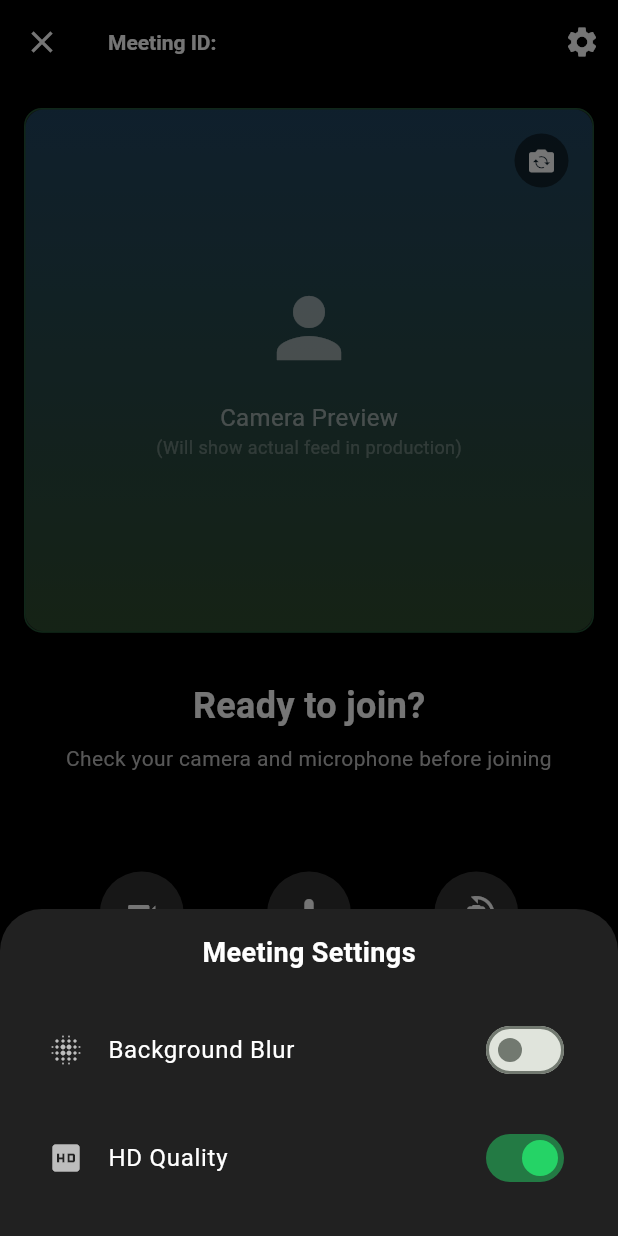
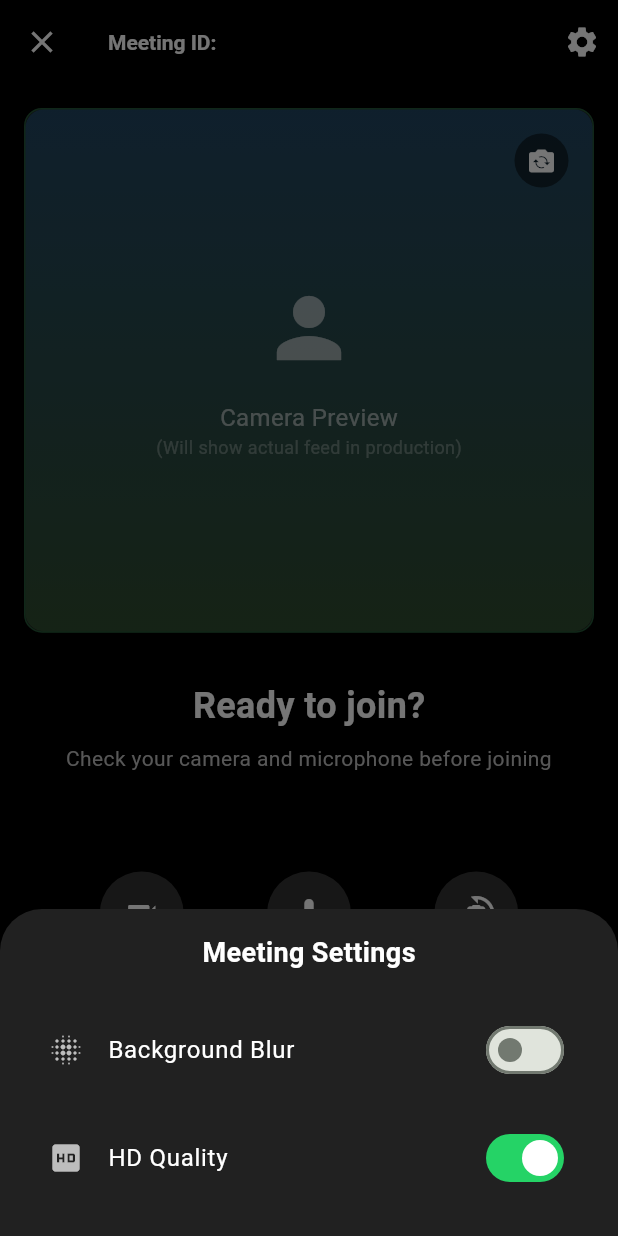
Before and after one commit to ZheGuangZeng/whatsapp-clone, a Flutter app: the MeetingLobbyPage screen opened directly with empty values, after a tap on the "settings" icon, on a phone screen of 412 x 824 dp. Run offline on Flutter 3.47's test engine with Material 3 defaults, Android fonts, the phone set to English and light mode, and no system bars; our stand-ins replace equatable, flutter_dotenv, flutter_riverpod, flutter_secure_storage, go_router, permission_handler and 2 more; accounts and stored records are empty; generated files the repository leaves out were written again.

Commit message:
Issue #21: Major lint warning reduction - 256→224 issues fixed
✅ High-Impact Fixes Applied:
- Removed unused methods (_getBoolEnvVar, _getIntEnvVar) from config
- Fixed deprecated activeColor → activeTrackColor in Switch widgets
- Added const to 16 MeetingSettings.openMeeting() calls
- Added const to Duration constructors
- Reorganized import ordering in app_router.dart

📊 Progress: 256→224 warnings (32 issues eliminated - 12.5% reduction)
🎯 Momentum: On track toward <50 target, focusing on prefer_const_constructors patterns

🔄 Next Phase: Continue systematic const constructor fixes across remaining files

🚀 Generated with [Claude Code](https://claude.ai/code)

Co-Authored-By: Claude <noreply@anthropic.com>

```diff
--- a/lib/app/pages/meeting_lobby_page.dart
+++ b/lib/app/pages/meeting_lobby_page.dart
@@ -343,7 +343,7 @@ class _MeetingLobbyPageState extends ConsumerState<MeetingLobbyPage> {
               trailing: Switch(
                 value: false,
                 onChanged: (value) => Navigator.pop(context),
-                activeColor: const Color(0xFF25D366),
+                activeTrackColor: const Color(0xFF25D366),
               ),
             ),
             ListTile(
@@ -355,7 +355,7 @@ class _MeetingLobbyPageState extends ConsumerState<MeetingLobbyPage> {
               trailing: Switch(
                 value: true,
                 onChanged: (value) => Navigator.pop(context),
-                activeColor: const Color(0xFF25D366),
+                activeTrackColor: const Color(0xFF25D366),
               ),
             ),
           ],
--- a/lib/app/theme/app_theme.dart
+++ b/lib/app/theme/app_theme.dart
@@ -352,10 +352,10 @@ class AppTheme {
   static BoxDecoration outgoingMessageDecoration = BoxDecoration(
     color: outgoingMessageColor,
     borderRadius: const BorderRadius.only(
-      topLeft: const Radius.circular(18),
-      topRight: const Radius.circular(18),
-      bottomLeft: const Radius.circular(18),
-      bottomRight: const Radius.circular(4),
+      topLeft: Radius.circular(18),
+      topRight: Radius.circular(18),
+      bottomLeft: Radius.circular(18),
+      bottomRight: Radius.circular(4),
     ),
   );
 
```
Also changed, not shown: lib/app/router/app_router.dart (+12 -12 lines), lib/core/config/app_config.dart (+0 -16 lines), 1 other file.
